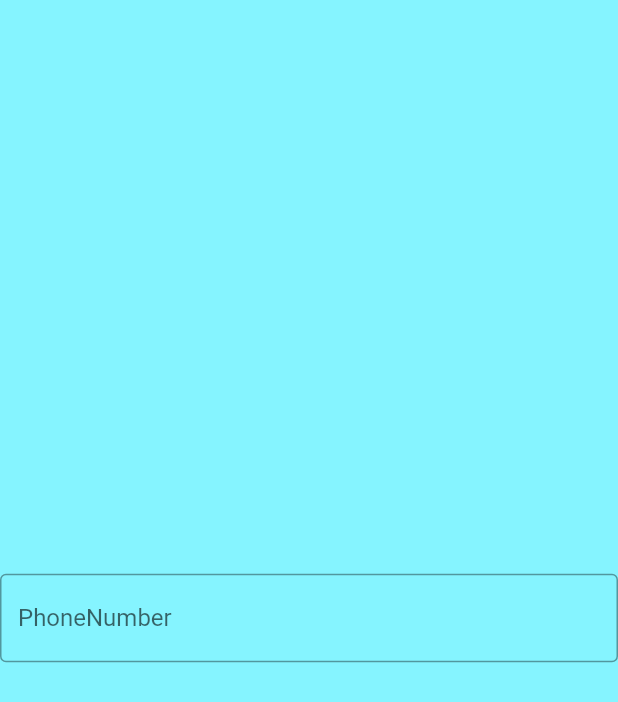
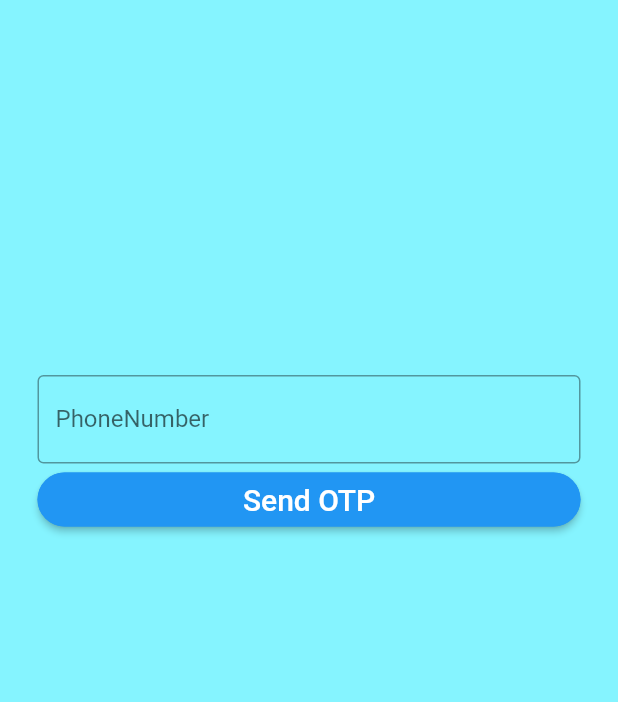
Before and after one commit to wryBank/DealProject, a Flutter app: the screen it shows after launch, on a phone screen of 412 x 824 dp. Shown: the top 702 px of the screen. Run offline on Flutter 3.47's test engine with Material 2 defaults, Android fonts, the phone set to English and light mode, and no system bars; our stand-ins replace curved_navigation_bar, firebase_core, font_awesome_flutter; accounts and stored records are empty.

Commit message:
layoutOTP

```diff
--- a/lib/authOTP.dart
+++ b/lib/authOTP.dart
@@ -2,6 +2,8 @@
 
 import 'package:firebase_core/firebase_core.dart';
 import 'package:flutter/material.dart';
+import 'package:flutter/services.dart';
+import 'package:flutter/services.dart';
 import 'package:flutter/src/foundation/key.dart';
 import 'package:flutter/src/widgets/framework.dart';
 
@@ -16,6 +18,8 @@ class _authOTPState extends State<authOTP> {
   @override
   final Future<FirebaseApp> firebase = Firebase.initializeApp();
   Widget build(BuildContext context) {
+   SystemChrome.setEnabledSystemUIMode(SystemUiMode.immersiveSticky);
+  // SystemChrome.setEnabledSystemUIOverlays(SystemUiOverlay.values);
     return FutureBuilder
     (future: firebase, builder: (context,snapshot){
       //error
@@ -30,14 +34,47 @@ class _authOTPState extends State<authOTP> {
       if(snapshot.connectionState == ConnectionState.done){
     return Scaffold(
       backgroundColor: Color.fromRGBO(133, 244, 255, 1),
-      body: Center(child:
+      body: SingleChildScrollView(
+        child: SafeArea(
+          child: Padding(
+            padding: EdgeInsets.symmetric(vertical: 250,horizontal: 25),
+            child: Column(
+              // ignore: prefer_const_literals_to_create_immutables
+              children: [
+                Center(
+                  child:
                     TextField(obscureText: true,
                     decoration: InputDecoration(
                       border: OutlineInputBorder(),
                       labelText: "PhoneNumber"
                     ),
+                    ),
+                ),
+                SizedBox(
+                  width: double.infinity,
+                  child: ElevatedButton(onPressed: (){
+
+                  },
+
+                  style: ButtonStyle(shape: MaterialStateProperty.all<RoundedRectangleBorder>(
+                    RoundedRectangleBorder(
+                      borderRadius: BorderRadius.circular(18),
+                      side: BorderSide(color: Colors.blue)
+                    )
+                  )),
+                  child:
+                  Text("Send OTP",
+                  style: TextStyle(fontSize: 20),
+                  ),
+
+                  ),
                 )
 
+              ],
+
+            ),
+          ),
+        ),
       ),
     );
 
```
Lines whose indentation alone changed are shown as unchanged.
